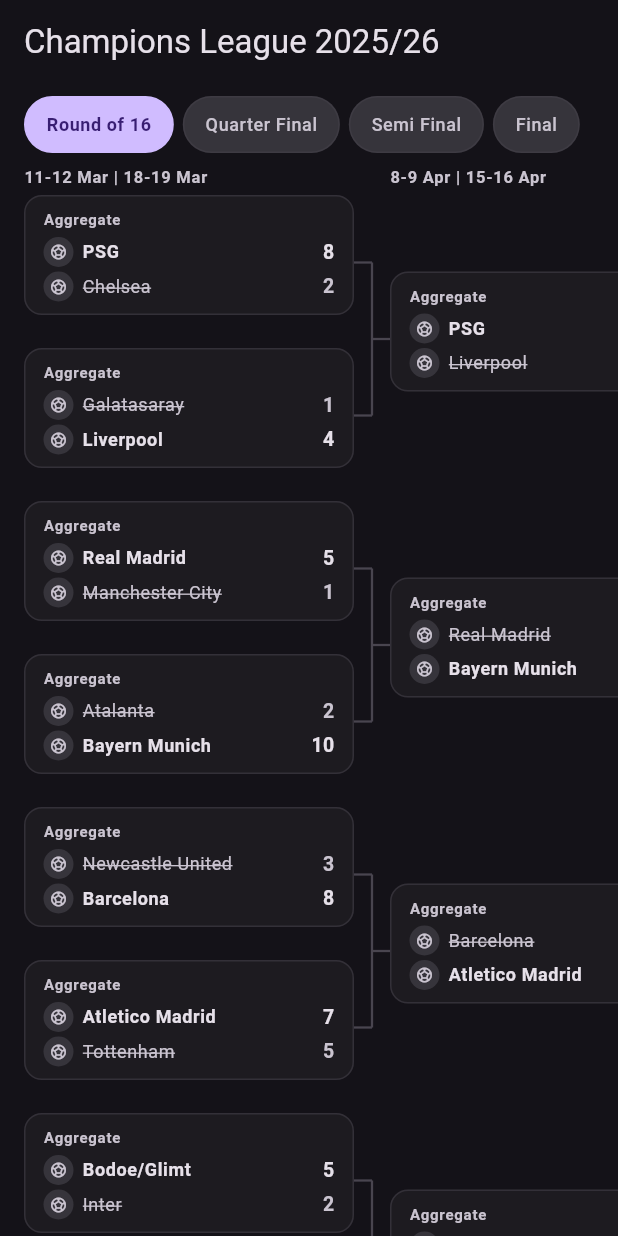
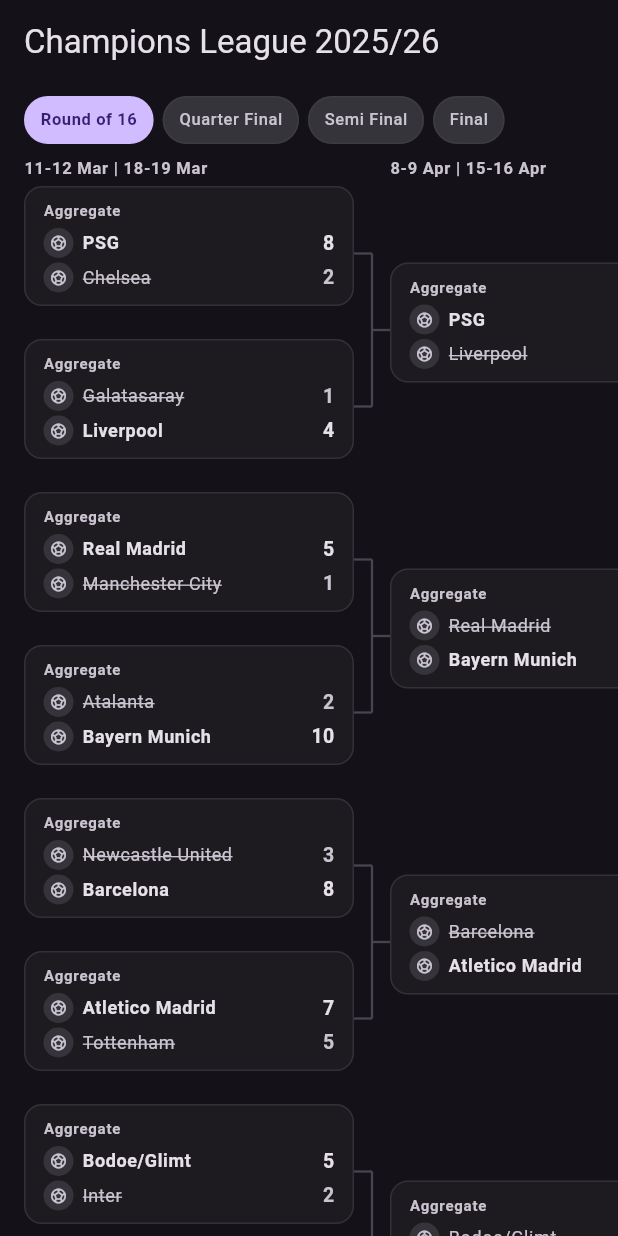
Before and after one commit to oohyugi/bracket-view, a Flutter app: the screen it shows after launch, on a phone screen of 412 x 824 dp. Run offline on Flutter 3.47's test engine with Material 3 defaults, Android fonts, the phone set to English and light mode, and no system bars.

Commit message:
feat: add chip size customization (chipHeight, chipPadding, chipTextStyle) v0.2.0

```diff
--- a/lib/src/bracket_theme.dart
+++ b/lib/src/bracket_theme.dart
@@ -12,6 +12,9 @@ class BracketTheme {
     this.cardDecoration,
     this.chipSelectedColor,
     this.chipUnselectedColor,
+    this.chipHeight = 32.0,
+    this.chipPadding = const EdgeInsets.symmetric(horizontal: 10),
+    this.chipTextStyle,
     this.snapDuration = const Duration(milliseconds: 250),
     this.snapCurve = Curves.easeOutCubic,
   });
@@ -43,6 +46,15 @@ class BracketTheme {
   /// Chip unselected color. Defaults to theme's surfaceContainerHighest.
   final Color? chipUnselectedColor;
 
+  /// Height of the chip bar row.
+  final double chipHeight;
+
+  /// Padding inside each chip.
+  final EdgeInsets chipPadding;
+
+  /// Text style for chip labels. Defaults to bodySmall with fontSize 11.
+  final TextStyle? chipTextStyle;
+
   /// Duration of snap animation.
   final Duration snapDuration;
 
--- a/lib/src/bracket_widget.dart
+++ b/lib/src/bracket_widget.dart
@@ -309,7 +309,7 @@ class _ChipBarState extends State<_ChipBar> {
 
   void _scrollToActive() {
     if (!_controller.hasClients) return;
-    const chipUnit = 90.0;
+    const chipUnit = 80.0;
     final viewportWidth = _controller.position.viewportDimension;
     final target = (widget.activeIndex * chipUnit -
             viewportWidth / 2 +
@@ -331,9 +331,10 @@ class _ChipBarState extends State<_ChipBar> {
   @override
   Widget build(BuildContext context) {
     final colorScheme = Theme.of(context).colorScheme;
+    final chipTheme = widget.theme;
 
     return SizedBox(
-      height: 38,
+      height: chipTheme.chipHeight,
       child: ListView.separated(
         controller: _controller,
         scrollDirection: Axis.horizontal,
@@ -344,16 +345,20 @@ class _ChipBarState extends State<_ChipBar> {
           final round = widget.rounds[index];
           final isSelected = index == widget.activeIndex;
           final selectedColor =
-              widget.theme.chipSelectedColor ?? colorScheme.primary;
+              chipTheme.chipSelectedColor ?? colorScheme.primary;
           final unselectedColor =
-              widget.theme.chipUnselectedColor ??
+              chipTheme.chipUnselectedColor ??
               colorScheme.surfaceContainerHighest;
+
+          final baseTextStyle =
+              chipTheme.chipTextStyle ??
+              Theme.of(context).textTheme.bodySmall?.copyWith(fontSize: 11);
 
           return GestureDetector(
             onTap: () => widget.onSelected(index),
             child: AnimatedContainer(
               duration: const Duration(milliseconds: 200),
-              padding: const EdgeInsets.symmetric(horizontal: 14),
+              padding: chipTheme.chipPadding,
               alignment: Alignment.center,
               decoration: BoxDecoration(
                 color: isSelected ? selectedColor : unselectedColor,
@@ -367,7 +372,7 @@ class _ChipBarState extends State<_ChipBar> {
               ),
               child: Text(
                 round.name,
-                style: Theme.of(context).textTheme.bodySmall?.copyWith(
+                style: baseTextStyle?.copyWith(
                   fontWeight: isSelected ? FontWeight.bold : FontWeight.w500,
                   color:
                       isSelected
--- a/pubspec.yaml
+++ b/pubspec.yaml
@@ -1,6 +1,6 @@
 name: bracket_view
 description: A reusable tournament bracket widget with scroll-driven animations and responsive layout.
-version: 0.1.0
+version: 0.2.0
 repository: https://github.com/oohyugi/bracket-view
 
 environment:
```
Also changed, not shown: 1 other file.
